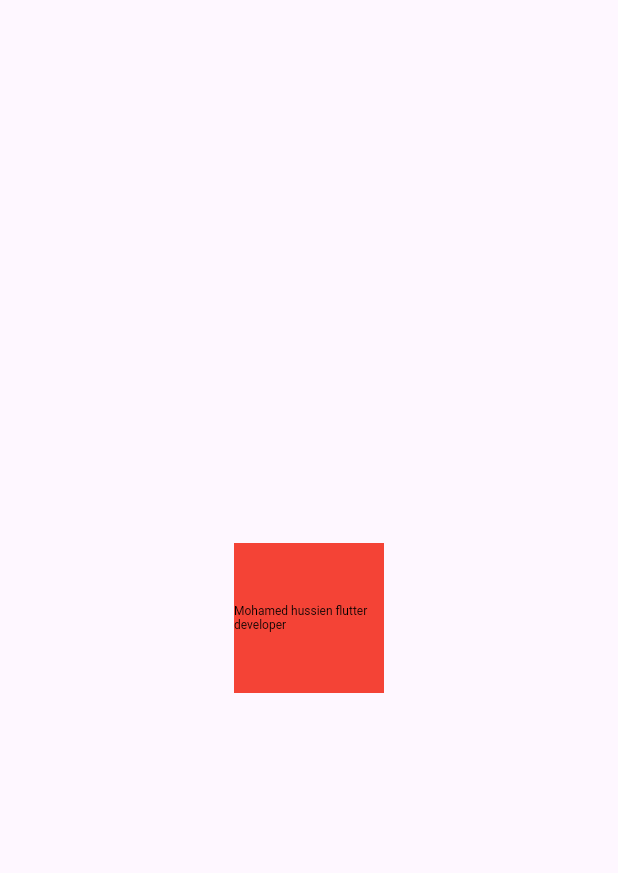
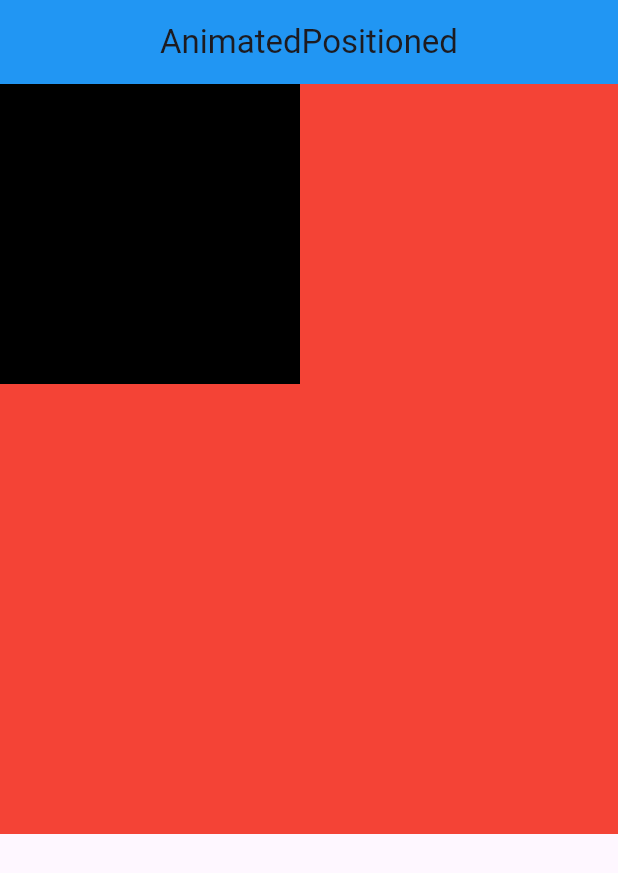
Before and after one commit to Mohamed-Husien/animation-course-, a Flutter app: the screen it shows after launch, on a phone screen of 412 x 824 dp. Shown: the top 873 px of the screen. Run offline on Flutter 3.47's test engine with Material 3 defaults, Android fonts, the light colour scheme and no system bars.

Commit message:
example of AnimatedPositioned

```diff
--- a/lib/main.dart
+++ b/lib/main.dart
@@ -1,3 +1,4 @@
+import 'package:animation_course_app/widgets/custom_animated_positioned.dart';
 import 'package:animation_course_app/widgets/home_page.dart';
 import 'package:flutter/material.dart';
 
@@ -10,6 +11,7 @@
 
   @override
   Widget build(BuildContext context) {
-    return const MaterialApp(home: HomePage());
+    return const MaterialApp(
+        debugShowCheckedModeBanner: false, home: CustomAnimatedPositioned());
   }
 }
--- /dev/null
+++ b/lib/widgets/custom_animated_positioned.dart
@@ -0,0 +1,57 @@
+import 'package:flutter/material.dart';
+
+class CustomAnimatedPositioned extends StatefulWidget {
+  const CustomAnimatedPositioned({super.key});
+
+  @override
+  State<CustomAnimatedPositioned> createState() =>
+      _CustomAnimatedPositionedState();
+}
+
+class _CustomAnimatedPositionedState extends State<CustomAnimatedPositioned> {
+  double spaceLeft = 0.0;
+  double spaceRight = 0.0;
+  double spaceBottom = 0.0;
+  @override
+  Widget build(BuildContext context) {
+    return Scaffold(
+      appBar: AppBar(
+        backgroundColor: Colors.blue,
+        centerTitle: true,
+        title: const Text("AnimatedPositioned"),
+      ),
+      body: Stack(
+        children: [
+          Container(
+            height: 500,
+            color: Colors.red,
+          ),
+          AnimatedPositioned(
+            curve: Curves.bounceInOut,
+            left: spaceLeft,
+            top: spaceBottom,
+            duration: const Duration(seconds: 2),
+            child: InkWell(
+              onDoubleTap: () {
+                spaceLeft = 0.0;
+                spaceRight = 0.0;
+                spaceBottom = 0.0;
+                setState(() {});
+              },
+              onTap: () {
+                spaceLeft = 100;
+                spaceBottom = 100;
+                setState(() {});
+              },
+              child: Container(
+                height: 200,
+                width: 200,
+                color: Colors.black,
+              ),
+            ),
+          ),
+        ],
+      ),
+    );
+  }
+}
```
